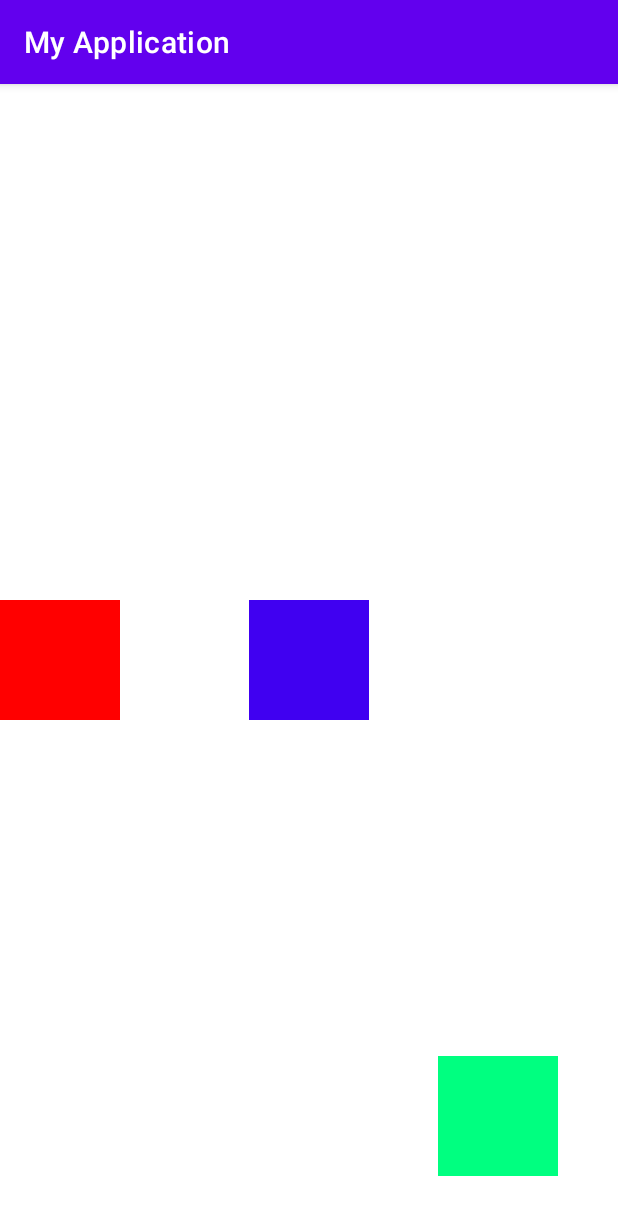
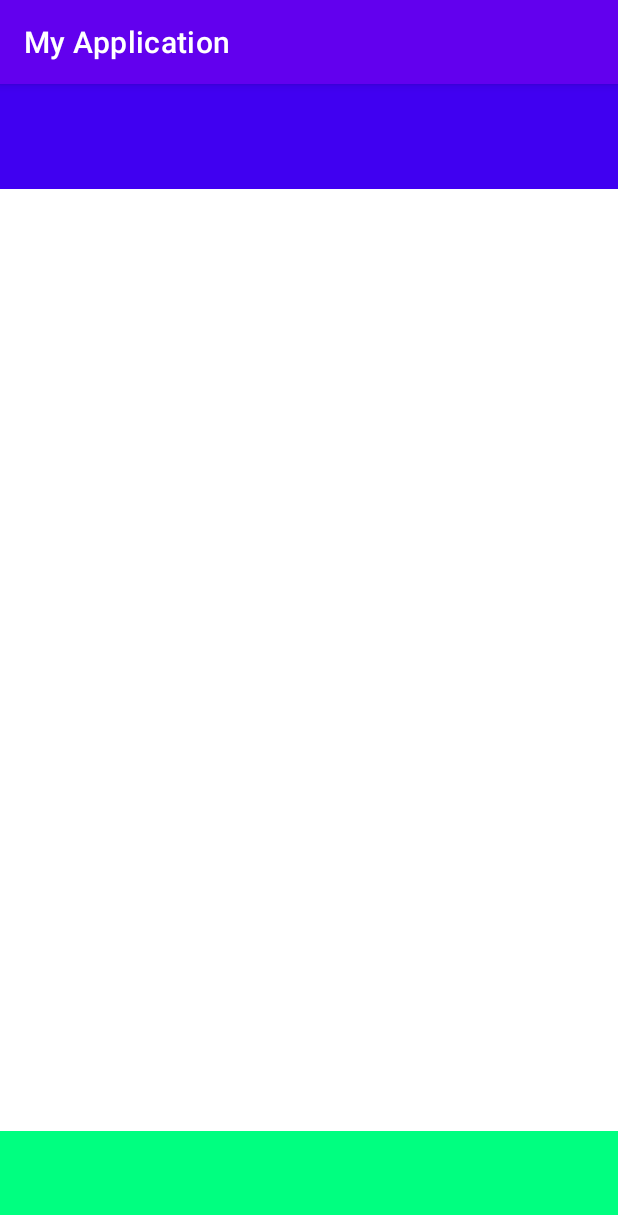
Before and after one commit to EvgenyGoryunov/Android-19-9, an Android app: the screen it shows after launch (MainActivity), on a phone screen of 412 x 824 dp. Shown: the top 1215 px of the screen. Run offline under Robolectric (Android 15) with nearby library versions, the phone set to English and light mode, and no system bars.

Commit message:
разместил контейнера для верхних и нихних кнопок центровку сделал как       android:layout_gravity="center|top"  android:layout_gravity="center|bottom"  заполнение на всю ширину родительского экрана

```diff
--- a/app/src/main/res/layout/activity_main.xml
+++ b/app/src/main/res/layout/activity_main.xml
@@ -19,23 +19,27 @@
     android:layout_height="match_parent"
     tools:context=".MainActivity">
 
+
+  <!--нижнее меню для кнопок-->
   <FrameLayout
-      android:layout_width="80dp"
-      android:layout_height="80dp"
-      android:layout_gravity="center"
-      android:background="#4000F1" />
+      android:id="@+id/down_bot"
+      android:layout_width="match_parent"
+      android:layout_height="70dp"
+      android:layout_gravity="center|bottom"
+      android:background="#00FF80" />
 
+<!--  android:layout_gravity="end|bottom"
+      android:layout_marginBottom="40dp"
+-->
+
+  <!--верхнее меню для кнопок-->
   <FrameLayout
-      android:layout_width="80dp"
-      android:layout_height="80dp"
-      android:layout_gravity="center_vertical"
-      android:background="#FF0000" />
+      android:id="@+id/up_bot"
+      android:layout_width="match_parent"
+      android:layout_height="70dp"
+      android:layout_gravity="center|top"
+      android:background="#4000F1"/>
 
-  <FrameLayout
-      android:layout_width="80dp"
-      android:layout_height="80dp"
-      android:layout_gravity="end|bottom"
-      android:layout_marginBottom="40dp"
-      android:layout_marginEnd="40dp"
-      android:background="#00FF80" />
+<!--  android:layout_gravity="center"-->
+
 </FrameLayout>
```
